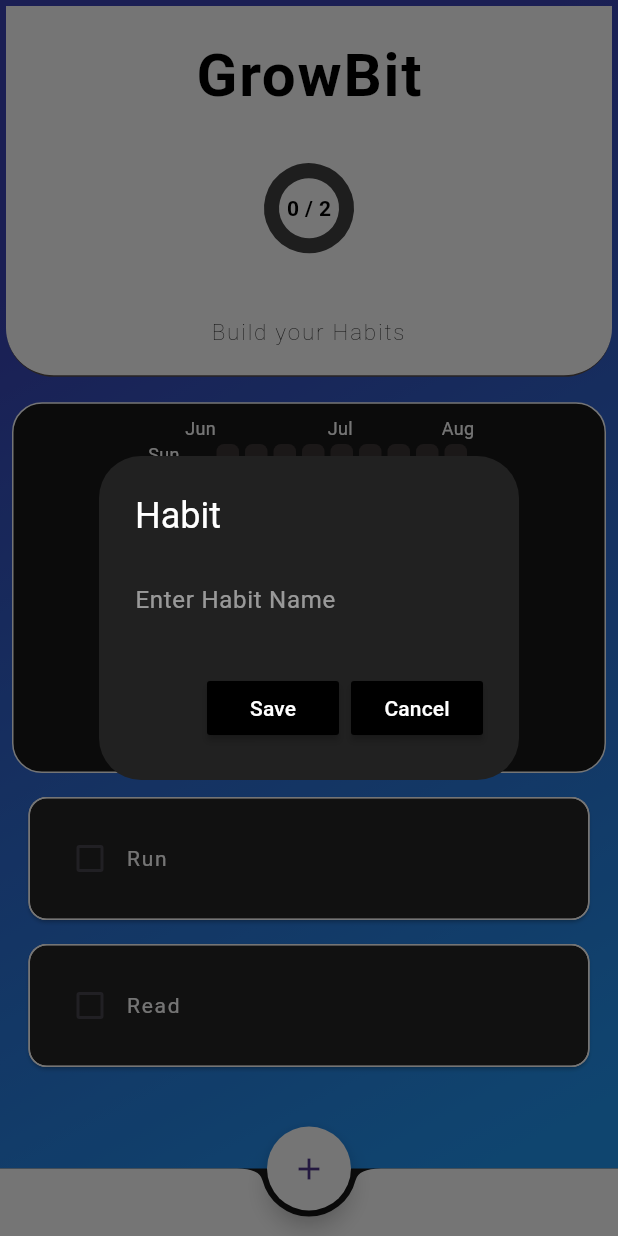
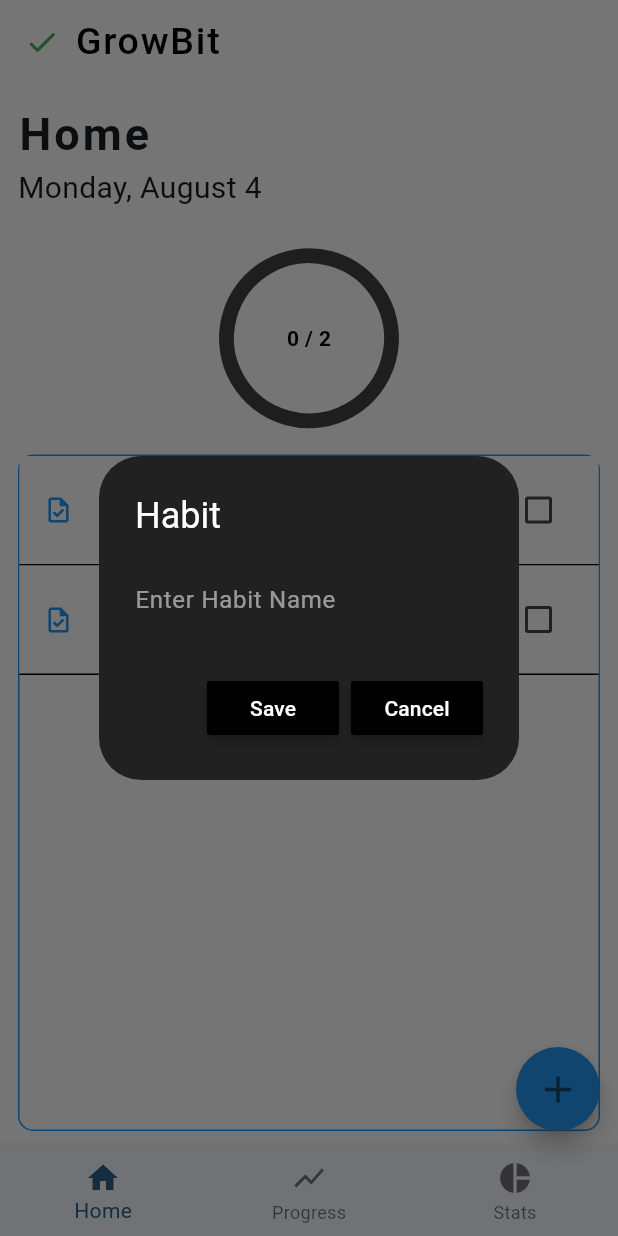
Before and after one commit to TsalemisIasonas/GrowBit, a Flutter app: the screen it shows after launch, after a tap on the "add" icon, on a phone screen of 412 x 824 dp. Run offline on Flutter 3.47's test engine with Material 3 defaults, Android fonts, the phone set to English and light mode, and no system bars; drawn by our look-alikes of fl_chart, flutter_heatmap_calendar, flutter_slidable; our stand-ins replace hive, hive_flutter; accounts and stored records are empty.

Commit message:
UI update, navigation, based on picture desing

```diff
--- a/lib/components/habit_tile.dart
+++ b/lib/components/habit_tile.dart
@@ -4,9 +4,7 @@ import 'package:flutter_slidable/flutter_slidable.dart';
 class HabitTile extends StatelessWidget {
   final String habitName;
   final bool habitCompleted;
-
   final Function(bool?)? onChanged;
-
   final Function(BuildContext)? settingsTapped;
   final Function(BuildContext)? deleteTapped;
 
@@ -21,22 +19,9 @@ class HabitTile extends StatelessWidget {
 
   @override
   Widget build(BuildContext context) {
-    return Padding(
-      padding: const EdgeInsets.only(top: 4.0, bottom: 4.0, left: 15, right: 15),
-      child: Card(
-        shape: RoundedRectangleBorder(
-          borderRadius: BorderRadius.circular(12),
-          side: const BorderSide(color: Colors.white),
-        ),
-        child: ClipRRect(
-          borderRadius: BorderRadius.circular(12),
-          child: Container(
-            decoration: BoxDecoration(
-              color: const Color.fromARGB(255, 38, 36, 36),
-              border: BoxBorder.all(color: Colors.white),
-              borderRadius: BorderRadius.circular(12)
-            ),
-            child: Slidable(
+    return Column(
+      children: [
+        Slidable(
           endActionPane: ActionPane(
             motion: const ScrollMotion(),
             children: [
@@ -45,41 +30,51 @@ class HabitTile extends StatelessWidget {
                 backgroundColor: Colors.red,
                 foregroundColor: Colors.white,
                 icon: Icons.delete,
-                    borderRadius: BorderRadius.circular(0),
+                // FIX: No rounded border on delete action to make it a clean rectangle.
+                borderRadius: BorderRadius.zero,
               ),
               SlidableAction(
                 onPressed: settingsTapped,
-                    backgroundColor: Colors.grey.shade800,
-                    foregroundColor: Colors.white,
+                backgroundColor: const Color.fromARGB(255, 255, 255, 255),
+                foregroundColor: Colors.blue,
                 icon: Icons.settings,
-                    borderRadius: const BorderRadius.only(topRight: Radius.circular(12), bottomRight: Radius.circular(12)),
+                // FIX: No rounded border here either.
+                borderRadius: BorderRadius.zero,
               ),
             ],
           ),
           child: Container(
-                padding: const EdgeInsets.all(16.0),
-                decoration: BoxDecoration(
-                  color: const Color.fromARGB(255, 38, 36, 36),
-                  borderRadius: BorderRadius.circular(12),
+            // FIX: Padding inside the container for spacing around the content.
+            padding: const EdgeInsets.symmetric(horizontal: 16.0, vertical: 12.0),
+            // FIX: No decoration, no border, no radius.
+            decoration: const BoxDecoration(
+              color: Colors.white,
             ),
             child: Row(
               children: [
+                Icon(Icons.task_outlined, size: 20, color: Colors.blue),
+                const SizedBox(width: 16),
+                Text(
+                  habitName,
+                  style: const TextStyle(
+                    color: Colors.black,
+                    fontWeight: FontWeight.w500,
+                    fontSize: 15,
+                    letterSpacing: 1.2,
+                  ),
+                ),
+                const Spacer(),
                 Checkbox(
                   value: habitCompleted,
                   onChanged: onChanged,
                 ),
-                    Text( habitName,
-                        style: const TextStyle(
-                          color: Colors.white,
-                          letterSpacing: 1.2,
-                        )),
               ],
             ),
           ),
         ),
-          ),
-        ),
-      ),
+        // FIX: Add a Divider between each tile.
+        const Divider(height: 1, thickness: 1, color: Colors.black),
+      ],
     );
   }
 }
--- a/lib/components/my_fab.dart
+++ b/lib/components/my_fab.dart
@@ -9,9 +9,9 @@ class MyFloatingActionButton extends StatelessWidget {
   Widget build(BuildContext context) {
     return FloatingActionButton(
       onPressed: onPressed,
-      backgroundColor: Colors.white,
+      backgroundColor: Colors.blue,
       shape: const CircleBorder(),
-      child: const Icon(Icons.add),
+      child: const Icon(Icons.add, size: 30)
 
     );
   }
--- a/lib/components/progress_graph.dart
+++ b/lib/components/progress_graph.dart
@@ -17,8 +17,8 @@ class ProgressGraph extends StatelessWidget {
     return Padding(
       padding: const EdgeInsets.only(top: 8.0),
       child: SizedBox(
-          width: 35,
-          height: 30,
+          width: 55,
+          height: 55,
           child: Stack(
             alignment: Alignment.center,
             children: [
@@ -28,10 +28,10 @@ class ProgressGraph extends StatelessWidget {
                 PieChartData(
                   startDegreeOffset: 150,
                   sectionsSpace: 0,
-                  centerSpaceRadius: 20,
+                  centerSpaceRadius: 50,
                   sections: [
                     PieChartSectionData(
-                      color: Colors.deepPurple,
+                      color: Colors.blue,
                       value: completed.toDouble(),
                       showTitle: false,
                       radius: 10,
--- a/lib/constants/colors.dart
+++ b/lib/constants/colors.dart
@@ -11,4 +11,4 @@ Color color8 = const Color.fromARGB(180, 2, 179, 8);
 Color color9 = const Color.fromARGB(220, 2, 179, 8);
 Color color10 = const Color.fromARGB(255, 2, 179, 8);
 
-Color backgroundColor = const Color.fromARGB(255, 24, 24, 24);
+Color backgroundColor = const Color.fromARGB(255, 255, 255, 255);
--- a/lib/main.dart
+++ b/lib/main.dart
@@ -2,10 +2,7 @@ import 'package:flutter/material.dart';
 import 'package:habit_tracker/pages/homepage.dart';
 import 'package:hive_flutter/hive_flutter.dart';
 
-// TODO : THE PROGRESS GRAPH CAUSES THE ISSUE WITH THE CHECKBOXES, FIX THAT
-
-void main() async{
-
+void main() async {
   // initialize hive
   await Hive.initFlutter();
 
@@ -24,7 +21,10 @@ class MyApp extends StatelessWidget {
     return MaterialApp(
       home: const HomePage(),
       theme: ThemeData(
-        primarySwatch: Colors.green,
+        colorScheme: ColorScheme.fromSeed(
+          seedColor: const Color.fromARGB(255, 78, 171,
+              247),
+        ),
       ),
       debugShowCheckedModeBanner: false,
     );
--- a/lib/pages/homepage.dart
+++ b/lib/pages/homepage.dart
@@ -1,11 +1,11 @@
 import 'package:flutter/material.dart';
-import 'package:habit_tracker/components/habit_tile.dart';
-import 'package:habit_tracker/components/month_summary.dart';
 import 'package:habit_tracker/components/my_fab.dart';
 import 'package:habit_tracker/components/my_alert_box.dart';
 import 'package:habit_tracker/data/habit_database.dart';
-import 'package:habit_tracker/constants/colors.dart';
-import 'package:habit_tracker/components/progress_graph.dart';
+import 'package:habit_tracker/constants/colors.dart'; // Ensure this file exists and defines 'backgroundColor'
+import 'package:habit_tracker/pages/homepage_body.dart';
+import 'package:habit_tracker/pages/my_progress_page.dart';
+import 'package:habit_tracker/pages/my_stats_page.dart';
 import 'package:hive_flutter/hive_flutter.dart';
 
 class HomePage extends StatefulWidget {
@@ -19,17 +19,39 @@ class _HomePageState extends State<HomePage> {
   final HabitDatabase db = HabitDatabase();
   final _myBox = Hive.box("Habit_Database");
 
+  // FIX: This is now a state variable for the BottomNavigationBar.
+  int _selectedIndex = 0;
+
+  // FIX: The list of pages is now initialized at declaration.
+  // This is the most reliable way to ensure it is always ready.
+  late final List<Widget> _pages = [
+    HomepageBody(
+      db: db,
+      checkBoxTapped: checkBoxTapped,
+      openHabitSettings: openHabitSettings,
+      deleteHabit: deleteHabit,
+    ),
+    MyProgressPage(
+      db: db,
+      myBox: _myBox,
+    ),
+    const MyStatsPage(),
+  ];
+
   @override
   void initState() {
+    // Check if it's the first time running the app
     if (_myBox.get("CURRENT_HABIT_LIST") == null) {
       db.createDefaultData();
-      db.updateDatabase();
     } else {
       db.loadData();
     }
+    // Update the database to save any changes
+    db.updateDatabase();
     super.initState();
   }
 
+  // Handle a checkbox tap
   void checkBoxTapped(bool? value, int index) {
     setState(() {
       db.todaysHabitList[index][1] = value;
@@ -37,7 +59,10 @@ class _HomePageState extends State<HomePage> {
     db.updateDatabase();
   }
 
+  // Controller for the new habit text field
   final _newHabitNameController = TextEditingController();
+
+  // Show a dialog box to create a new habit
   void createNewHabit() {
     showDialog(
       context: context,
@@ -45,26 +70,31 @@ class _HomePageState extends State<HomePage> {
         return MyAlertBox(
           controller: _newHabitNameController,
           onSave: saveNewHabit,
-            onCancel: cancelDialogBox);
+          onCancel: cancelDialogBox,
+        );
       },
     );
   }
 
+  // Save a new habit from the alert box
   void saveNewHabit() {
+    // Navigate away from the dialog before updating state
+    Navigator.of(context).pop();
     setState(() {
       db.todaysHabitList.add([_newHabitNameController.text, false]);
     });
     _newHabitNameController.clear();
-    Navigator.of(context).pop();
     db.updateDatabase();
   }
 
+  // Close the dialog box and clear the text field
   void cancelDialogBox() {
     _newHabitNameController.clear();
     Navigator.of(context).pop();
   }
 
-  openHabitSettings(int index) {
+  // Show a dialog to edit an existing habit
+  void openHabitSettings(int index) {
     _newHabitNameController.text = db.todaysHabitList[index][0];
     showDialog(
       context: context,
@@ -74,18 +104,21 @@ class _HomePageState extends State<HomePage> {
           onSave: () => saveExistingHabit(index),
           onCancel: cancelDialogBox,
         );
-        });
+      },
+    );
   }
 
+  // Save the updated habit name
   void saveExistingHabit(int index) {
+    Navigator.of(context).pop();
     setState(() {
       db.todaysHabitList[index][0] = _newHabitNameController.text;
+    });
     _newHabitNameController.clear();
-      Navigator.of(context).pop();
-    });
     db.updateDatabase();
   }
 
+  // Delete a habit from the list
   void deleteHabit(int index) {
     setState(() {
       db.todaysHabitList.removeAt(index);
@@ -93,99 +126,52 @@ class _HomePageState extends State<HomePage> {
     db.updateDatabase();
   }
 
+  // The method to handle the BottomNavigationBar tap
+  void _onItemTapped(int index) {
+    setState(() {
+      _selectedIndex = index;
+    });
+  }
+
   @override
   Widget build(BuildContext context) {
+    // Assuming 'backgroundColor' is defined in 'constants/colors.dart'.
+    // If not, you can define it here, e.g., final backgroundColor = Colors.grey[200];
     return Scaffold(
       backgroundColor: backgroundColor,
       floatingActionButton: MyFloatingActionButton(onPressed: createNewHabit),
-      floatingActionButtonLocation:
-          FloatingActionButtonLocation.miniCenterDocked,
-      body: Container(
-        decoration: const BoxDecoration(
-          gradient: LinearGradient(
-            colors: [Color.fromARGB(255, 58, 68, 183), Colors.blue],
-            begin: Alignment.topLeft,
-            end: Alignment.bottomRight,
-            stops: [0.2, 0.95],
-          ),
-        ),
-        child: Column(
+      floatingActionButtonLocation: FloatingActionButtonLocation.miniEndFloat,
+      appBar: AppBar(
+        backgroundColor: backgroundColor,
+        title: const Row(
           children: [
-            Padding(
-              padding: const EdgeInsets.all(4.0),
-              child: Container(
-                height: MediaQuery.of(context).size.height * 0.3,
-                width: double.infinity,
-                decoration: const BoxDecoration(
-                  color: Colors.white,
-                  border: Border(
-                    bottom: BorderSide(
-                      color: Color.fromARGB(255, 86, 77, 77),
-                    ),
-                  ),
-                  borderRadius: BorderRadius.only(
-                    bottomRight: Radius.circular(32),
-                    bottomLeft: Radius.circular(32)
-                  ),
-                ),
-                child: Column(
-                  crossAxisAlignment: CrossAxisAlignment.center,
-                  mainAxisAlignment: MainAxisAlignment.spaceEvenly,
-                  children: [
-                    const Text(
+            Icon(Icons.check_rounded, color: Colors.green),
+            SizedBox(width: 10),
+            Text(
               "GrowBit",
               style: TextStyle(
-                        fontSize: 40,
+                fontSize: 25,
                 color: Colors.black,
-                        fontWeight: FontWeight.bold,
+                fontWeight: FontWeight.w500,
                 letterSpacing: 1.2,
-                      ),
-                    ),
-                    SizedBox(
-                      width: MediaQuery.of(context).size.width * 0.2,
-                    ),
-                    ProgressGraph(db: db),
-                    SizedBox(height: MediaQuery.of(context).size.height * 0.025),
-                    const Center(
-                      child: Text(
-                        "Build your Habits",
-                        textAlign: TextAlign.center,
-                        style: TextStyle(
-                          fontSize: 15,
-                          color: Colors.black,
-                          fontWeight: FontWeight.w200,
-                          letterSpacing: 1.2,
-                        ),
               ),
             ),
           ],
         ),
       ),
+      body: IndexedStack(
+        index: _selectedIndex,
+        children: _pages,
       ),
-            const SizedBox(height: 5),
-            MonthlySummary(
-                datasets: db.heatMapDataSet,
-                startdate: _myBox.get("START_DATE")),
-            Expanded(
-              child: ListView.builder(
-                  itemBuilder: (context, index) {
-                    return HabitTile(
-                      habitName: db.todaysHabitList[index][0],
-                      habitCompleted: db.todaysHabitList[index][1],
-                      onChanged: (value) => checkBoxTapped(value, index),
-                      settingsTapped: ((context) {
-                        openHabitSettings(index);
-                      }),
-                      deleteTapped: (context) => deleteHabit(index),
-                    );
-                  },
-                  itemCount: db.todaysHabitList.length),
+      bottomNavigationBar: BottomNavigationBar(
+        items: const [
+          BottomNavigationBarItem(icon: Icon(Icons.home), label: 'Home'),
+          BottomNavigationBarItem(icon: Icon(Icons.show_chart), label: 'Progress'),
+          BottomNavigationBarItem(icon: Icon(Icons.pie_chart), label: 'Stats'),
+        ],
+        currentIndex: _selectedIndex,
+        onTap: _onItemTapped,
       ),
-          ],
-        ),
-      ),
-      bottomNavigationBar: const BottomAppBar(
-          height: 45, shape: CircularNotchedRectangle(), color: Colors.white),
     );
   }
 }
--- /dev/null
+++ b/lib/pages/homepage_body.dart
@@ -0,0 +1,74 @@
+import 'package:flutter/material.dart';
+import 'package:habit_tracker/components/habit_tile.dart';
+import 'package:habit_tracker/components/progress_graph.dart';
+import 'package:habit_tracker/data/habit_database.dart';
+import 'package:intl/intl.dart';
+
+class HomepageBody extends StatelessWidget {
+  final HabitDatabase db;
+  final Function checkBoxTapped;
+  final Function openHabitSettings;
+  final Function deleteHabit;
+
+  const HomepageBody({
+    super.key,
+    required this.db,
+    required this.checkBoxTapped,
+    required this.openHabitSettings,
+    required this.deleteHabit,
+  });
+
+  @override
+  Widget build(BuildContext context) {
+    return Padding(
+      // The main padding is now applied here
+      padding: const EdgeInsets.all(12.0),
+      child: Column(
+        crossAxisAlignment: CrossAxisAlignment.start,
+        children: [
+          const Text(
+            "Home",
+            style: TextStyle(
+              fontSize: 30,
+              fontWeight: FontWeight.w600,
+              letterSpacing: 2,
+            ),
+          ),
+          Text(
+            DateFormat('EEEE, MMMM d').format(DateTime.now()),
+            style: const TextStyle(fontSize: 20, fontWeight: FontWeight.w400),
+          ),
+          const SizedBox(height: 50),
+          Center(child: ProgressGraph(db: db)),
+          const SizedBox(height: 50),
+          Expanded(
+            child: Container(
+              // FIX: This container now defines the single outer border.
+              decoration: BoxDecoration(
+                color: Colors.white,
+                border: Border.all(color: Colors.blue),
+                borderRadius: BorderRadius.circular(10),
+              ),
+              child: ListView.builder(
+                // FIX: No padding, so the tiles touch the container's edge.
+                padding: EdgeInsets.zero,
+                itemBuilder: (context, index) {
+                  return HabitTile(
+                    habitName: db.todaysHabitList[index][0],
+                    habitCompleted: db.todaysHabitList[index][1],
+                    onChanged: (value) => checkBoxTapped(value, index),
+                    settingsTapped: ((context) {
+                      openHabitSettings(index);
+                    }),
+                    deleteTapped: (context) => deleteHabit(index),
+                  );
+                },
+                itemCount: db.todaysHabitList.length,
+              ),
+            ),
+          ),
+        ],
+      ),
+    );
+  }
+}
--- /dev/null
+++ b/lib/pages/my_progress_page.dart
@@ -0,0 +1,18 @@
+import 'package:flutter/material.dart';
+import 'package:habit_tracker/components/month_summary.dart';
+import 'package:habit_tracker/data/habit_database.dart';
+import 'package:hive/hive.dart';
+
+class MyProgressPage extends StatelessWidget {
+  final HabitDatabase db;
+  final Box myBox;
+
+  const MyProgressPage({super.key, required this.db, required this.myBox});
+  @override
+  Widget build(BuildContext context) {
+    return MonthlySummary(
+      datasets: db.heatMapDataSet,
+      startdate: myBox.get("START_DATE"),
+    );
+  }
+}
--- /dev/null
+++ b/lib/pages/my_stats_page.dart
@@ -0,0 +1,9 @@
+import 'package:flutter/material.dart';
+
+class MyStatsPage extends StatelessWidget {
+  const MyStatsPage({super.key});
+  @override
+  Widget build(BuildContext context) {
+    return const Center(child: Text('Stats Page'));
+  }
+}
--- a/pubspec.yaml
+++ b/pubspec.yaml
@@ -40,6 +40,7 @@ dependencies:
   hive_flutter: ^1.1.0
   flutter_heatmap_calendar: ^1.0.5
   fl_chart: ^1.0.0
+  intl: ^0.20.2
 
 
 dev_dependencies:
```
Also changed, not shown: pubspec.lock. Lines whose indentation alone changed are shown as unchanged.
